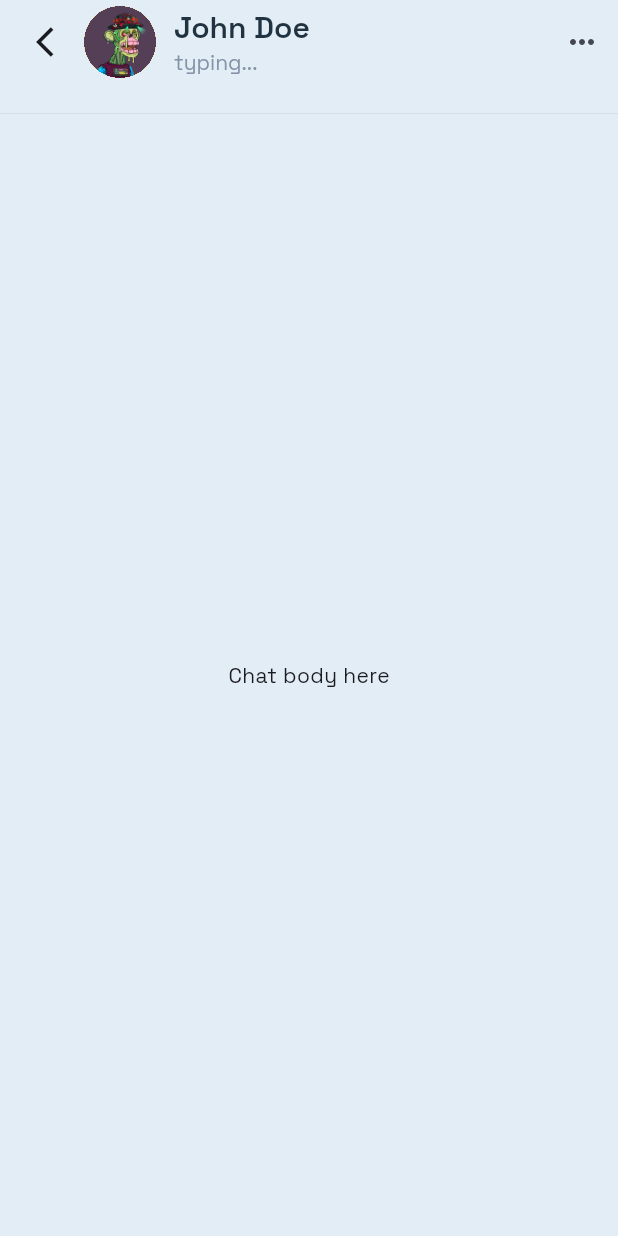
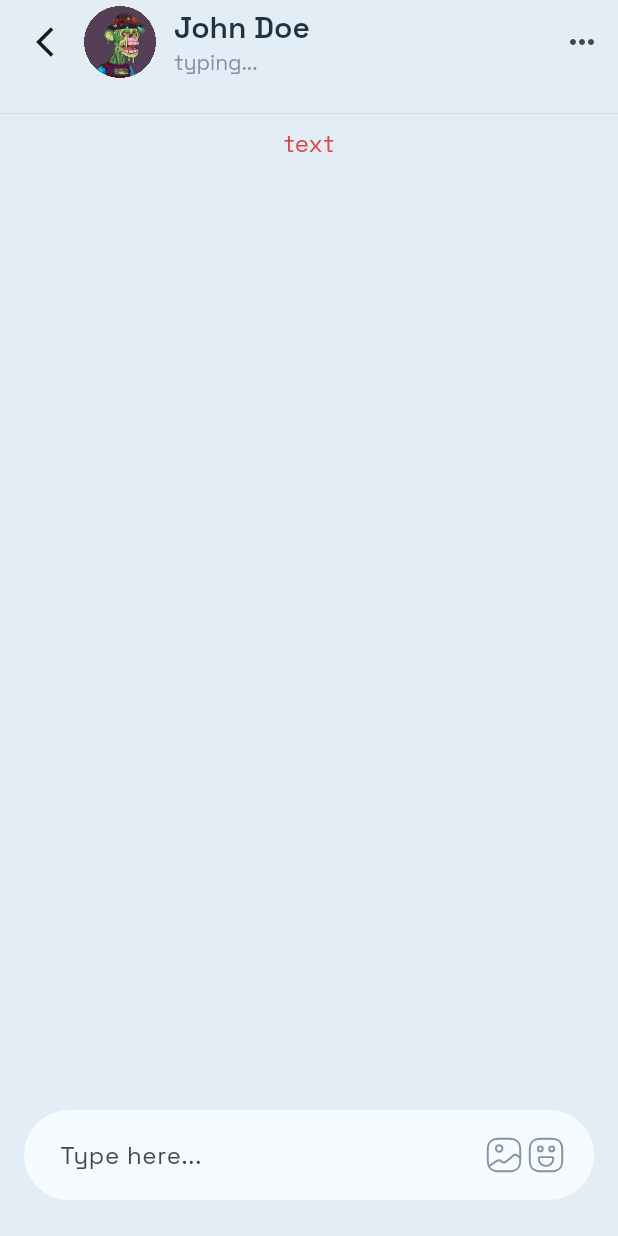
Before and after one commit to daksh0110/chat_app, a Flutter app: the ChatScreen screen opened directly, on a phone screen of 412 x 824 dp. Run offline on Flutter 3.47's test engine with Material 3 defaults, Android fonts, the phone set to English and light mode, and no system bars; our stand-ins replace dotted_border, flutter_svg.

Commit message:
created input bar for chat screen

```diff
--- a/lib/screens/chat_screen.dart
+++ b/lib/screens/chat_screen.dart
@@ -1,7 +1,9 @@
 import 'package:chat_app/theme/app_colors.dart';
 import 'package:chat_app/widgets/app_text.dart';
+import 'package:chat_app/widgets/chat_screen/chat_input_bar.dart';
 import 'package:chat_app/widgets/circle_bubble.dart';
 import 'package:flutter/material.dart';
+import 'package:flutter_svg/flutter_svg.dart';
 
 class ChatScreen extends StatelessWidget {
   final String userName;
@@ -83,7 +85,25 @@ class ChatScreen extends StatelessWidget {
         ],
       ),
 
-      body: const SafeArea(child: Center(child: Text('Chat body here'))),
+      body: SafeArea(
+        child: Padding(
+          padding: EdgeInsets.fromLTRB(16, 8, 16, 16),
+          child: Column(
+            children: [
+              AppText("text", color: AppColors.dangerColor),
+              Spacer(),
+              Padding(
+                padding: const EdgeInsets.only(bottom: 8.0),
+                child: ChatInputBar(
+                  onSend: (text) {
+                    // send message
+                  },
+                ),
+              ),
+            ],
+          ),
+        ),
+      ),
     );
   }
 }
--- /dev/null
+++ b/lib/widgets/chat_screen/chat_input_bar.dart
@@ -0,0 +1,100 @@
+import 'package:flutter/material.dart';
+import 'package:flutter_svg/flutter_svg.dart';
+import 'package:chat_app/theme/app_colors.dart';
+
+class ChatInputBar extends StatefulWidget {
+  final void Function(String)? onSend;
+  const ChatInputBar({super.key, this.onSend});
+
+  @override
+  State<ChatInputBar> createState() => _ChatInputBarState();
+}
+
+class _ChatInputBarState extends State<ChatInputBar> {
+  final TextEditingController _ctrl = TextEditingController();
+
+  @override
+  void dispose() {
+    _ctrl.dispose();
+    super.dispose();
+  }
+
+  void _send() {
+    final text = _ctrl.text.trim();
+    if (text.isNotEmpty) {
+      widget.onSend?.call(text);
+      _ctrl.clear();
+      setState(() {});
+    }
+  }
+
+  @override
+  Widget build(BuildContext context) {
+    return Container(
+      padding: const EdgeInsets.symmetric(vertical: 8, horizontal: 12),
+      decoration: BoxDecoration(
+        color: AppColors.inputBoxColor,
+        borderRadius: BorderRadius.circular(30),
+      ),
+      child: ConstrainedBox(
+        constraints: const BoxConstraints(maxHeight: 120),
+        child: Row(
+          children: [
+            Expanded(
+              child: TextField(
+                controller: _ctrl,
+                keyboardType: TextInputType.multiline,
+                minLines: 1,
+                maxLines: 4,
+                textInputAction: TextInputAction.newline,
+                style: const TextStyle(fontSize: 16),
+                decoration: const InputDecoration(
+                  isDense: true,
+                  contentPadding: EdgeInsets.symmetric(
+                    vertical: 10,
+                    horizontal: 12,
+                  ),
+                  border: InputBorder.none,
+                  hintText: 'Type here...',
+                ),
+                onChanged: (_) => setState(() {}),
+                onSubmitted: (_) => _send(),
+              ),
+            ),
+
+            Row(
+              mainAxisSize: MainAxisSize.min,
+              children: [
+                InkWell(
+                  borderRadius: BorderRadius.circular(20),
+                  onTap: () {},
+                  child: Padding(
+                    padding: const EdgeInsets.all(1),
+                    child: SvgPicture.asset(
+                      'assets/icons/gallary-icon.svg',
+                      width: 26,
+                    ),
+                  ),
+                ),
+
+                InkWell(
+                  borderRadius: BorderRadius.circular(20),
+                  onTap: () {},
+                  child: Padding(
+                    padding: const EdgeInsets.all(1),
+                    child: SvgPicture.asset(
+                      'assets/icons/emoji-icon.svg',
+                      width: 26,
+                    ),
+                  ),
+                ),
+
+                const SizedBox(width: 6),
+              ],
+            ),
+          ],
+        ),
+      ),
+    );
+  }
+}
--- a/pubspec.yaml
+++ b/pubspec.yaml
@@ -36,6 +36,7 @@ dependencies:
   cupertino_icons: ^1.0.8
   dotted_border: ^3.1.0
   flutter_native_splash: ^2.4.7
+  flutter_svg: ^2.2.3
 
 dev_dependencies:
   flutter_test:
@@ -72,6 +73,8 @@ flutter:
     - assets/images/qrcode.png
     - assets/icons/message-icon.png
     - assets/icons/message-icon-2.png
+    - assets/icons/gallary-icon.svg
+    - assets/icons/emoji-icon.svg
 
   # An image asset can refer to one or more resolution-specific "variants", see
   # https://flutter.dev/to/resolution-aware-images
```
Also changed, not shown: assets/icons/emoji-icon.svg (added), assets/icons/gallary-icon.svg (added).
